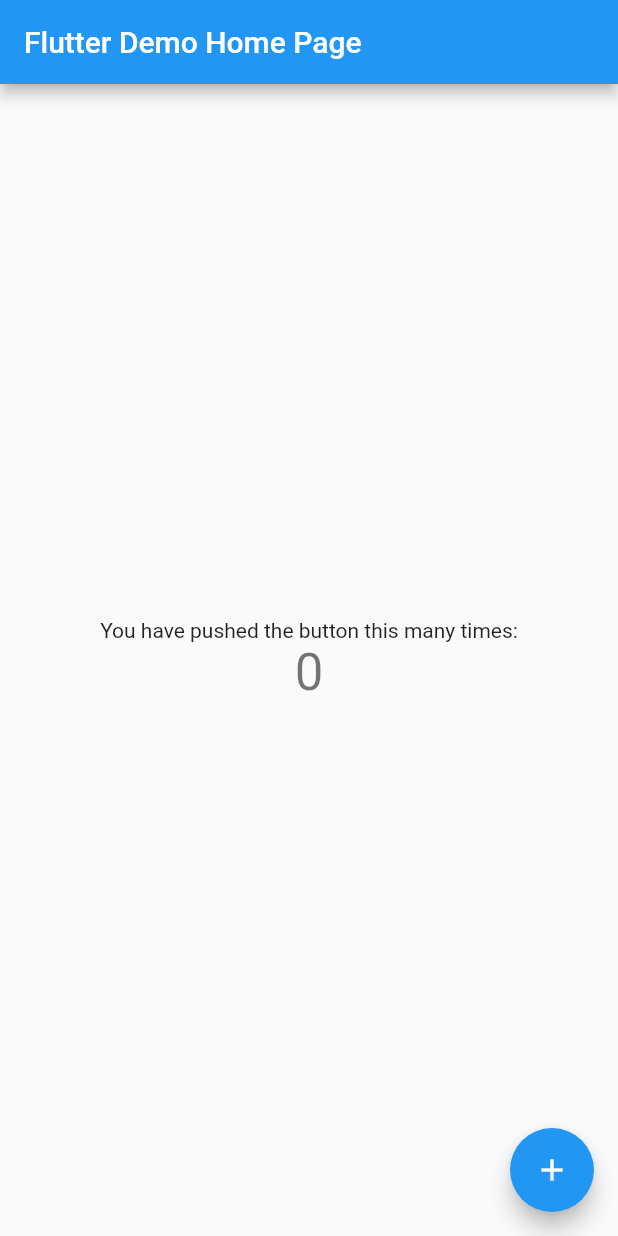
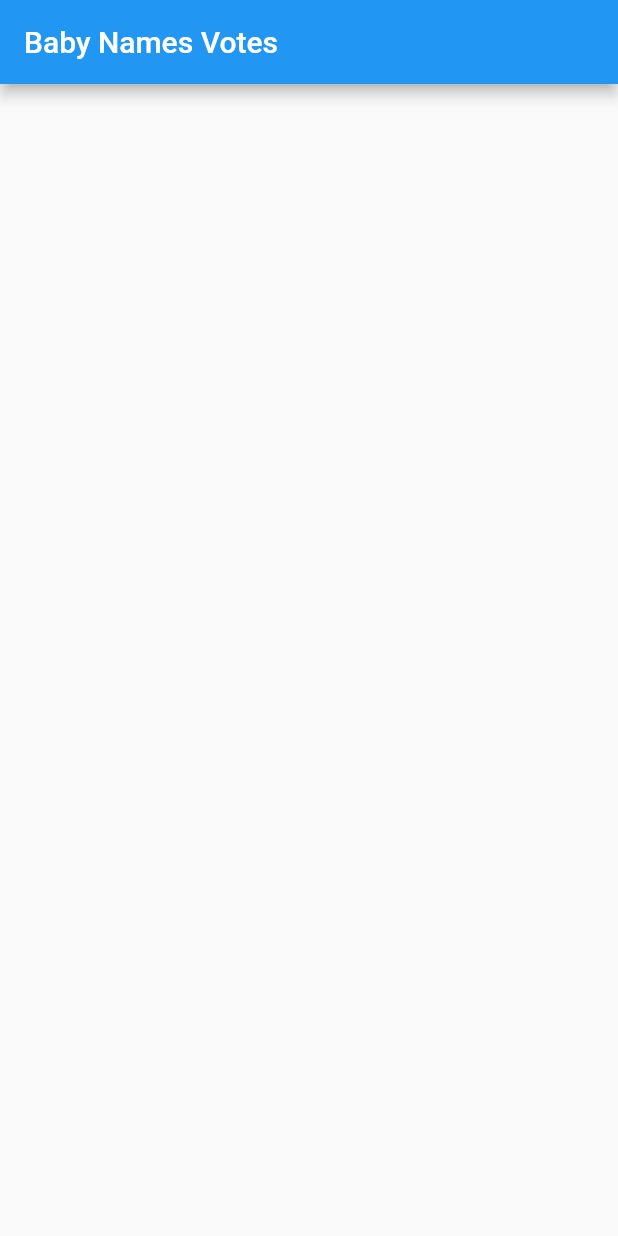
Before and after one commit to redvg/codelabsfirebase, a Flutter app: the screen it shows after launch, on a phone screen of 412 x 824 dp. Run offline on Flutter 3.47's test engine with Material 2 defaults, Android fonts, the phone set to English and light mode, and no system bars; our stand-ins replace cloud_firestore; accounts and stored records are empty.

Commit message:
creates initial baby names view

```diff
--- a/lib/main.dart
+++ b/lib/main.dart
@@ -1,109 +1,70 @@
 import 'package:flutter/material.dart';
+import 'package:cloud_firestore/cloud_firestore.dart';
 
 void main() => runApp(new MyApp());
 
-class MyApp extends StatelessWidget {
-  // This widget is the root of your application.
+class MyApp extends StatelessWidget{
+
+  const MyApp();
+
   @override
-  Widget build(BuildContext context) {
+  Widget build(BuildContext context){
+
     return new MaterialApp(
-      title: 'Flutter Demo',
-      theme: new ThemeData(
-        // This is the theme of your application.
-        //
-        // Try running your application with "flutter run". You'll see the
-        // application has a blue toolbar. Then, without quitting the app, try
-        // changing the primarySwatch below to Colors.green and then invoke
-        // "hot reload" (press "r" in the console where you ran "flutter run",
-        // or press Run > Flutter Hot Reload in IntelliJ). Notice that the
-        // counter didn't reset back to zero; the application is not restarted.
-        primarySwatch: Colors.blue,
+
+      title: 'Baby Names',
+
+      home: const HomePage(
+
+        title: 'Baby Names Votes',
       ),
-      home: new MyHomePage(title: 'Flutter Demo Home Page'),
     );
   }
 }
 
-class MyHomePage extends StatefulWidget {
-  MyHomePage({Key key, this.title}) : super(key: key);
-
-  // This widget is the home page of your application. It is stateful, meaning
-  // that it has a State object (defined below) that contains fields that affect
-  // how it looks.
-
-  // This class is the configuration for the state. It holds the values (in this
-  // case the title) provided by the parent (in this case the App widget) and
-  // used by the build method of the State. Fields in a Widget subclass are
-  // always marked "final".
+class HomePage extends StatelessWidget{
 
   final String title;
 
-  @override
-  _MyHomePageState createState() => new _MyHomePageState();
-}
-
-class _MyHomePageState extends State<MyHomePage> {
-  int _counter = 0;
-
-  void _incrementCounter() {
-    setState(() {
-      // This call to setState tells the Flutter framework that something has
-      // changed in this State, which causes it to rerun the build method below
-      // so that the display can reflect the updated values. If we changed
-      // _counter without calling setState(), then the build method would not be
-      // called again, and so nothing would appear to happen.
-      _counter++;
-    });
-  }
+  const HomePage({Key key, this.title}) : super(key: key);
 
   @override
-  Widget build(BuildContext context) {
-    // This method is rerun every time setState is called, for instance as done
-    // by the _incrementCounter method above.
-    //
-    // The Flutter framework has been optimized to make rerunning build methods
-    // fast, so that you can just rebuild anything that needs updating rather
-    // than having to individually change instances of widgets.
+  Widget build(BuildContext context){
+
     return new Scaffold(
+
       appBar: new AppBar(
-        // Here we take the value from the MyHomePage object that was created by
-        // the App.build method, and use it to set our appbar title.
-        title: new Text(widget.title),
+
+        title: new Text(title),),
+
+      body: new StreamBuilder(
+
+        stream: Firestore.instance.collection('babynames').snapshots(),
+
+        builder: (context, snapshot) {
+
+          if (!snapshot.hasData) return const Text('loading..');
+
+          return new ListView.builder(
+
+            itemCount: snapshot.data.documents.length,
+
+            padding: const EdgeInsets.only(
+
+              top: 10.0,
+            ),
+
+            itemExtent: 25.0,
+
+            itemBuilder: (context, index) {
+
+              DocumentSnapshot documentSnapshot = snapshot.data.documents[index];
+
+              return new Text('${documentSnapshot['name']} ${documentSnapshot['votes']}');
+            },
+          );
+        },
       ),
-      body: new Center(
-        // Center is a layout widget. It takes a single child and positions it
-        // in the middle of the parent.
-        child: new Column(
-          // Column is also layout widget. It takes a list of children and
-          // arranges them vertically. By default, it sizes itself to fit its
-          // children horizontally, and tries to be as tall as its parent.
-          //
-          // Invoke "debug paint" (press "p" in the console where you ran
-          // "flutter run", or select "Toggle Debug Paint" from the Flutter tool
-          // window in IntelliJ) to see the wireframe for each widget.
-          //
-          // Column has various properties to control how it sizes itself and
-          // how it positions its children. Here we use mainAxisAlignment to
-          // center the children vertically; the main axis here is the vertical
-          // axis because Columns are vertical (the cross axis would be
-          // horizontal).
-          mainAxisAlignment: MainAxisAlignment.center,
-          children: <Widget>[
-            new Text(
-              'You have pushed the button this many times:',
-            ),
-            new Text(
-              '$_counter',
-              style: Theme.of(context).textTheme.display1,
-            ),
-          ],
-        ),
-      ),
-      floatingActionButton: new FloatingActionButton(
-        onPressed: _incrementCounter,
-        tooltip: 'Increment',
-        child: new Icon(Icons.add),
-      ), // This trailing comma makes auto-formatting nicer for build methods.
     );
   }
 }
```
